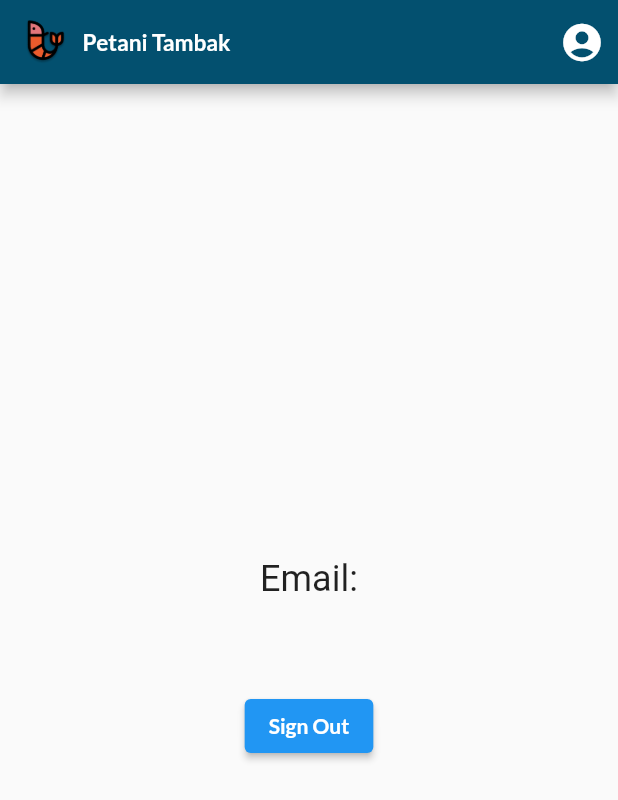
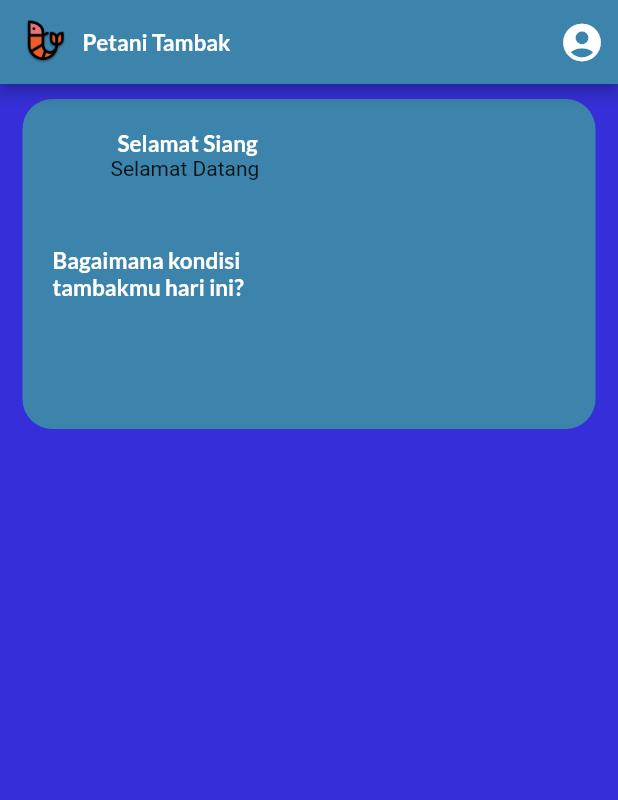
Before and after one commit to laurensiusyuda/Petani-Tambak, a Flutter app: the Dashboard screen opened directly, on a phone screen of 412 x 824 dp. Shown: the top 800 px of the screen. Run offline on Flutter 3.47's test engine with Material 2 defaults, Android fonts, the phone set to English and light mode, and no system bars; our stand-ins replace easy_splash_screen, equatable, firebase_auth, firebase_core, flutter_bloc, google_fonts and 3 more; accounts and stored records are empty.

Commit message:
dashboard page

```diff
--- a/core/lib/core.dart
+++ b/core/lib/core.dart
@@ -2,4 +2,4 @@ library core;
 
 export 'presentasion/pages/dashboard.dart';
 export 'presentasion/pages/onboard_page.dart';
-export 'presentasion/widget/splash_screen.dart';
+export 'presentasion/pages/splash_screen.dart';
--- /dev/null
+++ b/core/lib/helper/datetimehelper.dart
@@ -0,0 +1,11 @@
+import 'package:intl/intl.dart';
+
+class DatetimeHelper {
+  static DateTime dateTimeScheduled() {
+    final now = DateTime.now();
+    final timeFormat = DateFormat('H:m:s');
+    final todayTime = timeFormat.format(now);
+    final resultToday = timeFormat.parseStrict(todayTime);
+    return resultToday;
+  }
+}
--- a/core/lib/presentasion/pages/dashboard.dart
+++ b/core/lib/presentasion/pages/dashboard.dart
@@ -2,6 +2,7 @@
 import 'package:auth/presentasion/bloc/auth_bloc.dart';
 import 'package:auth/presentasion/bloc/auth_event.dart';
 import 'package:auth/presentasion/bloc/auth_state.dart';
+import 'package:core/presentasion/widget/build_activity.dart';
 import 'package:firebase_auth/firebase_auth.dart';
 import 'package:flutter/material.dart';
 import 'package:flutter_bloc/flutter_bloc.dart';
@@ -16,6 +17,7 @@
     // Getting the user from the FirebaseAuth Instance
     final user = FirebaseAuth.instance.currentUser!;
     return Scaffold(
+      backgroundColor: kMainColor,
       appBar: AppBar(
         backgroundColor: kSecondaryColor,
         title: Row(
@@ -65,6 +67,7 @@
       ),
       body: BlocListener<AuthBloc, AuthState>(
         listener: (context, state) {
+          // jika tidak login
           if (state is UnAuthenticated) {
             Navigator.pushAndRemoveUntil(
               context,
@@ -75,38 +78,24 @@
             );
           }
         },
-        child: Center(
-          child: Column(
-            mainAxisAlignment: MainAxisAlignment.center,
-            children: [
-              Text(
-                'Email: \n ${user.email}',
-                style: const TextStyle(fontSize: 24),
-                textAlign: TextAlign.center,
-              ),
-              user.photoURL != null
-                  ? Image.network("${user.photoURL}")
-                  : Container(),
-              user.displayName != null
-                  ? Text("${user.displayName}")
-                  : Container(),
-              const SizedBox(height: 16),
-              ElevatedButton(
-                child: Text(
-                  'Sign Out',
-                  style: GoogleFonts.lato(
-                    textStyle: const TextStyle(
-                      color: Colors.white,
-                      fontWeight: FontWeight.bold,
-                    ),
-                  ),
+
+        // jika login
+        child: SingleChildScrollView(
+          child: Container(
+            margin:
+                const EdgeInsets.symmetric(vertical: 10.0, horizontal: 15.0),
+            child: Column(
+              crossAxisAlignment: CrossAxisAlignment.start,
+              children: [
+                const BuildDashboard(),
+                const SizedBox(
+                  height: 30,
                 ),
-                onPressed: () {
-                  // Signing out the user
-                  context.read<AuthBloc>().add(SignOutRequested());
-                },
-              ),
-            ],
+                Row(
+                  mainAxisAlignment: MainAxisAlignment.center,
+                ),
+              ],
+            ),
           ),
         ),
       ),
--- a/core/lib/presentasion/pages/onboard_page.dart
+++ b/core/lib/presentasion/pages/onboard_page.dart
@@ -23,13 +23,6 @@ class _OnBoardState extends State<OnBoard> {
     );
   }
 
-  void _onButtonEnd(context) {
-    Navigator.pushReplacement(
-      context,
-      MaterialPageRoute(builder: (context) => const SignInPage()),
-    );
-  }
-
   Widget _buildImage(String assetName, [double width = 350]) {
     return Image.asset('asset/$assetName', width: width);
   }
@@ -38,6 +31,7 @@ class _OnBoardState extends State<OnBoard> {
   Widget build(BuildContext context) {
     final bodyStyle = GoogleFonts.lato(
         textStyle: const TextStyle(fontSize: 19.0, color: Colors.white));
+
     final pageDecoration = PageDecoration(
       titleTextStyle: GoogleFonts.lato(
           textStyle: const TextStyle(
@@ -52,9 +46,10 @@ class _OnBoardState extends State<OnBoard> {
 
     return IntroductionScreen(
       key: introKey,
-      globalBackgroundColor: Colors.white,
+      globalBackgroundColor: kMainColor,
       allowImplicitScrolling: true,
       autoScrollDuration: 3000,
+
       // membuat global header
       globalHeader: Align(
         alignment: Alignment.topRight,
@@ -63,27 +58,6 @@ class _OnBoardState extends State<OnBoard> {
             padding: const EdgeInsets.only(top: 16, right: 16),
             child: _buildImage('Logo_OnBoard.png', 100),
           ),
-        ),
-      ),
-
-      // membuat global footer
-      globalFooter: SizedBox(
-        width: double.infinity,
-        height: 70,
-        child: ElevatedButton(
-          style: ElevatedButton.styleFrom(
-            backgroundColor: kButtonColor,
-          ),
-          child: Text(
-            'Dafar Akun',
-            style: GoogleFonts.lato(
-              textStyle: const TextStyle(
-                  fontSize: 20.0,
-                  fontWeight: FontWeight.bold,
-                  color: Colors.white),
-            ),
-          ),
-          onPressed: () => _onButtonEnd(context),
         ),
       ),
 
@@ -108,6 +82,8 @@ class _OnBoardState extends State<OnBoard> {
           decoration: pageDecoration,
         ),
       ],
+
+      // fungsi button
       onDone: () => _onIntroEnd(context),
       showSkipButton: false,
       skipOrBackFlex: 0,
@@ -125,6 +101,7 @@ class _OnBoardState extends State<OnBoard> {
               const TextStyle(fontWeight: FontWeight.w600, color: Colors.white),
         ),
       ),
+
       curve: Curves.fastLinearToSlowEaseIn,
       controlsMargin: const EdgeInsets.all(16),
       controlsPadding: kIsWeb
--- /dev/null
+++ b/core/lib/presentasion/pages/profilepage.dart
@@ -0,0 +1,10 @@
+import 'package:flutter/material.dart';
+
+class ProfilePage extends StatelessWidget {
+  const ProfilePage({super.key});
+
+  @override
+  Widget build(BuildContext context) {
+    return const Placeholder();
+  }
+}
--- /dev/null
+++ b/core/lib/presentasion/widget/build_activity.dart
@@ -0,0 +1,122 @@
+import 'package:core/helper/datetimehelper.dart';
+import 'package:firebase_auth/firebase_auth.dart';
+import 'package:flutter/material.dart';
+import 'package:google_fonts/google_fonts.dart';
+import 'package:utils/utils.dart';
+
+class BuildDashboard extends StatefulWidget {
+  const BuildDashboard({super.key});
+
+  @override
+  State<BuildDashboard> createState() => _BuildDashboardState();
+}
+
+class _BuildDashboardState extends State<BuildDashboard> {
+  @override
+  Widget build(BuildContext context) {
+    final user = FirebaseAuth.instance.currentUser!;
+    return Container(
+      decoration: BoxDecoration(
+        color: kSecondaryColor,
+        borderRadius: BorderRadius.circular(20.0),
+      ),
+      padding: const EdgeInsets.all(20.0),
+      child: Row(
+        children: [
+          SizedBox(
+            width: 180,
+            height: 180,
+            child: Column(
+              children: [
+                timeNow(),
+                Expanded(
+                  child: user.displayName != null
+                      ? Text("Selamat Datang ${user.displayName}")
+                      : Text(
+                          'Selamat Datang Petani Tambak',
+                          style: GoogleFonts.lato(
+                            textStyle: const TextStyle(
+                              fontSize: 15,
+                              color: Colors.white,
+                              fontWeight: FontWeight.bold,
+                            ),
+                          ),
+                        ),
+                ),
+                Expanded(
+                  child: Text(
+                    'Bagaimana kondisi tambakmu hari ini?',
+                    style: GoogleFonts.lato(
+                      textStyle: const TextStyle(
+                        fontSize: 15,
+                        color: Colors.white,
+                        fontWeight: FontWeight.bold,
+                      ),
+                    ),
+                  ),
+                )
+              ],
+            ),
+          ),
+        ],
+      ),
+    );
+  }
+}
+
+Flexible timeNow() {
+  var time = DatetimeHelper.dateTimeScheduled();
+  if (time.hour >= 6 && time.hour < 10) {
+    return Flexible(
+      child: Text(
+        'Selamat Pagi',
+        style: GoogleFonts.lato(
+          textStyle: const TextStyle(
+            fontSize: 15,
+            color: Colors.white,
+            fontWeight: FontWeight.bold,
+          ),
+        ),
+      ),
+    );
+  } else if (time.hour >= 10 && time.hour < 15) {
+    return Flexible(
+      child: Text(
+        'Selamat Siang',
+        style: GoogleFonts.lato(
+          textStyle: const TextStyle(
+            fontSize: 15,
+            color: Colors.white,
+            fontWeight: FontWeight.bold,
+          ),
+        ),
+      ),
+    );
+  } else if (time.hour >= 15 && time.hour < 18) {
+    return Flexible(
+      child: Text(
+        'Selamat Sore',
+        style: GoogleFonts.lato(
+          textStyle: const TextStyle(
+            fontSize: 15,
+            color: Colors.white,
+            fontWeight: FontWeight.bold,
+          ),
+        ),
+      ),
+    );
+  } else {
+    return Flexible(
+      child: Text(
+        'Selamat Malam',
+        style: GoogleFonts.lato(
+          textStyle: const TextStyle(
+            fontSize: 15,
+            color: Colors.white,
+            fontWeight: FontWeight.bold,
+          ),
+        ),
+      ),
+    );
+  }
+}
--- a/lib/main.dart
+++ b/lib/main.dart
@@ -1,4 +1,3 @@
-import 'package:core/presentasion/pages/dashboard.dart';
 import 'firebase_options.dart';
 import 'package:core/core.dart';
 import 'package:utils/utils.dart';
@@ -19,7 +18,15 @@ class MyApp extends StatelessWidget {
   const MyApp({super.key});
   @override
   Widget build(BuildContext context) {
-    return RepositoryProvider(
+    return MultiBlocProvider(
+      providers: [
+        BlocProvider(
+          create: (_) => AuthBloc(
+            authRepository: AuthRepository(),
+          ),
+        )
+      ],
+      child: RepositoryProvider(
         create: (context) => AuthRepository(),
         child: BlocProvider(
           create: (context) => AuthBloc(
@@ -41,6 +48,7 @@ class MyApp extends StatelessWidget {
             ),
           ),
         ),
+      ),
     );
   }
 }
--- a/utils/lib/constant/constant.dart
+++ b/utils/lib/constant/constant.dart
@@ -1,7 +1,7 @@
 import 'package:flutter/material.dart';
 
-const Color kMainColor = Color(0xFF03506F);
-const Color kSecondaryColor = Color(0xFF03506F);
+const Color kMainColor = Color(0xFF362FD9);
+const Color kSecondaryColor = Color(0xFF3C84AB);
 const Color kButtonColor = Color(0xFF03509F);
 
 const Color kRedColor = Color(0xFFFF5757);
```
Also changed, not shown: core/lib/presentasion/pages/splash_screen.dart (renamed from core/lib/presentasion/widget/splash_screen.dart). Lines whose indentation alone changed are shown as unchanged.
